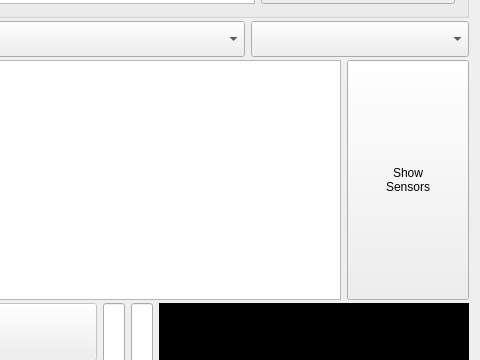
Qt form tts_gui_experiment/TTS_GUI.ui (Sebnor-Doc/Collect_Data) before a commit; both pictures show x 646 to 1126 and y 114 to 474 of the 1126 by 608 pixel window.
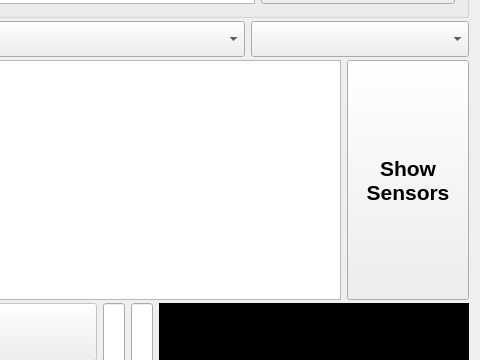
The same form after that commit.

Commit message: Increase font of "Show Sensor" to 16

```diff
--- a/tts_gui_experiment/TTS_GUI.ui
+++ b/tts_gui_experiment/TTS_GUI.ui
@@ -292,6 +292,14 @@
           <verstretch>0</verstretch>
          </sizepolicy>
         </property>
+        <property name="font">
+         <font>
+          <pointsize>16</pointsize>
+          <weight>75</weight>
+          <bold>true</bold>
+          <underline>false</underline>
+         </font>
+        </property>
         <property name="text">
          <string>Show
 Sensors</string>
```
